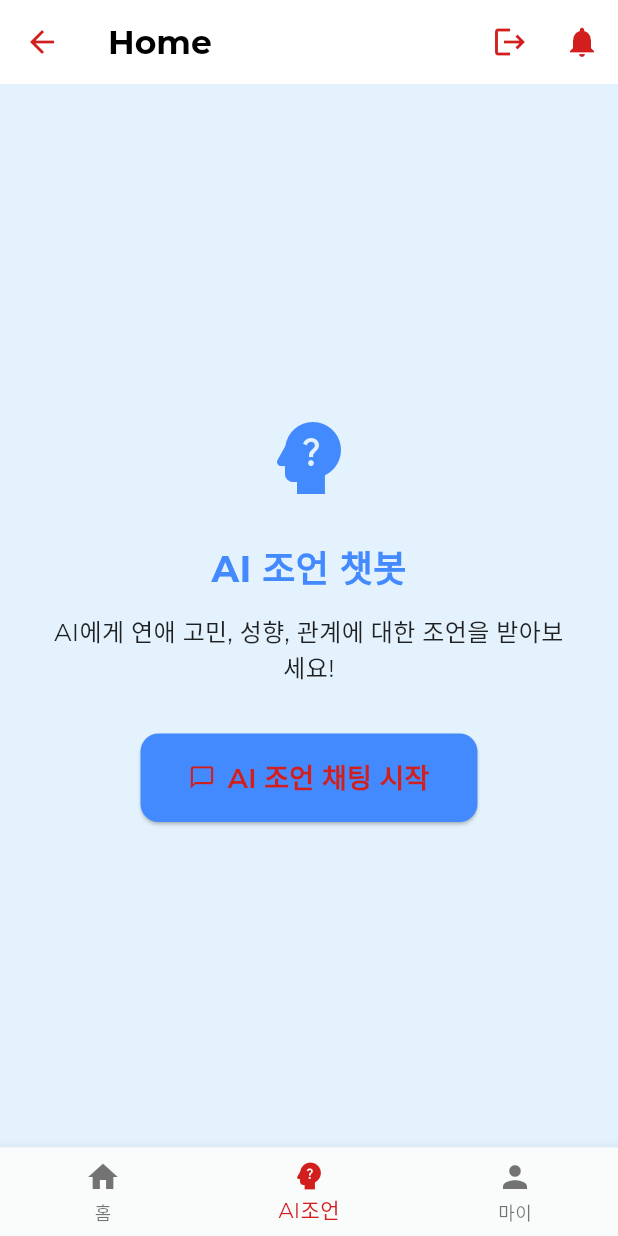
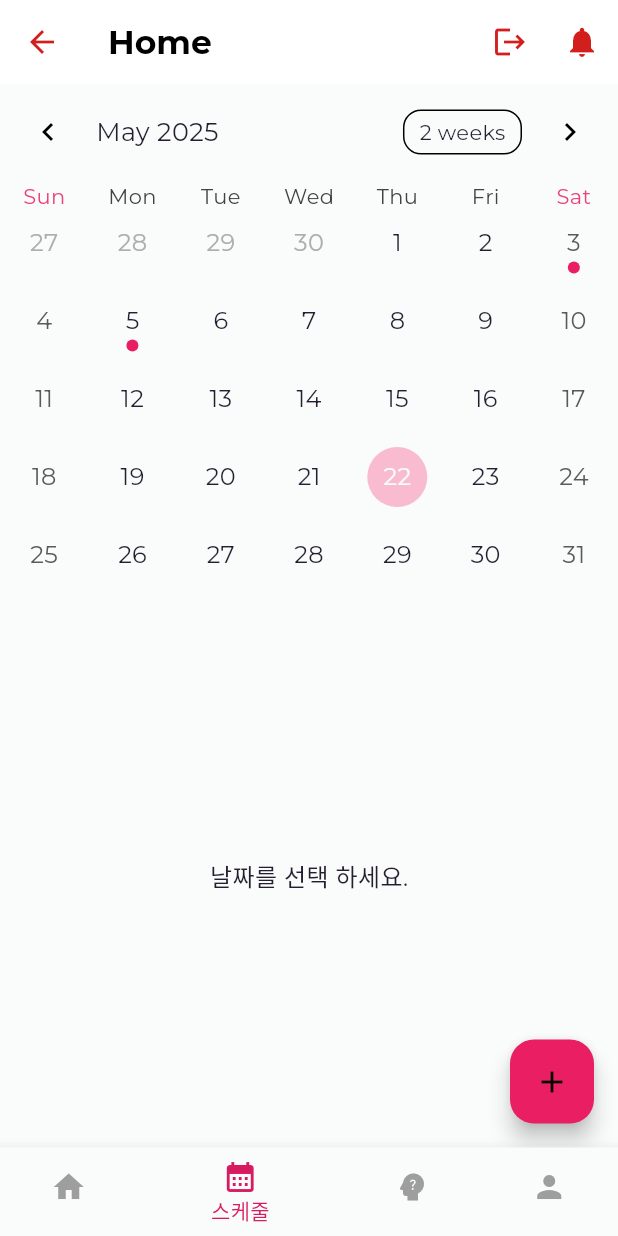
Before and after one commit to aw-birdgang/saiondo, a Flutter app: the HomeScreen screen opened by its route, item 2 of the bottom bar chosen, on a phone screen of 412 x 824 dp. Run offline on Flutter 3.47's test engine with Material 3 defaults, Android fonts, the light colour scheme and no system bars; drawn by our look-alikes of table_calendar; our stand-ins replace curved_navigation_bar, dio, either_dart, event_bus, firebase_core, firebase_messaging and 11 more; missing offline and left inert: xxtea; accounts and stored records are empty; generated files the repository leaves out were written again; network calls fail; statements that could not run were skipped.

Commit message:
[frontend-app] added calendar component.

```diff
--- /dev/null
+++ b/frontend/app/lib/presentation/home/calendar_tab.dart
@@ -0,0 +1,108 @@
+import 'package:flutter/material.dart';
+import 'package:table_calendar/table_calendar.dart';
+
+class CalendarTab extends StatefulWidget {
+  const CalendarTab({Key? key}) : super(key: key);
+
+  @override
+  State<CalendarTab> createState() => _CalendarTabState();
+}
+
+class _CalendarTabState extends State<CalendarTab> {
+  DateTime _focusedDay = DateTime.now();
+  DateTime? _selectedDay;
+
+  // 예시: 일정 데이터 (실제론 API에서 받아와야 함)
+  final Map<DateTime, List<String>> _events = {
+    DateTime.utc(2024, 6, 1): ['데이트', '운동'],
+    DateTime.utc(2025, 5, 3): ['회의'],
+    DateTime.utc(2025, 5, 5): ['영화관'],
+  };
+
+  List<String> _getEventsForDay(DateTime day) {
+    return _events[DateTime.utc(day.year, day.month, day.day)] ?? [];
+  }
+
+  @override
+  Widget build(BuildContext context) {
+    return Scaffold(
+      body: LayoutBuilder(
+        builder: (context, constraints) {
+          return Column(
+            children: [
+              TableCalendar(
+                firstDay: DateTime.utc(2020, 1, 1),
+                lastDay: DateTime.utc(2030, 12, 31),
+                focusedDay: _focusedDay,
+                selectedDayPredicate: (day) =>
+                _selectedDay != null &&
+                    day.year == _selectedDay!.year &&
+                    day.month == _selectedDay!.month &&
+                    day.day == _selectedDay!.day,
+                onDaySelected: (selectedDay, focusedDay) {
+                  setState(() {
+                    _selectedDay = selectedDay;
+                    _focusedDay = focusedDay;
+                  });
+                },
+                eventLoader: _getEventsForDay,
+                daysOfWeekStyle: DaysOfWeekStyle(
+                  weekdayStyle: TextStyle(
+                    fontSize: 14,
+                    height: 1.6,
+                    color: Colors.grey[800],
+                  ),
+                  weekendStyle: TextStyle(
+                    fontSize: 14,
+                    height: 1.6,
+                    color: Colors.pink[400],
+                  ),
+                  decoration: BoxDecoration(
+                    // 요일 배경 등도 가능
+                    // color: Colors.grey[100],
+                  ),
+                ),
+                calendarStyle: CalendarStyle(
+                  markerDecoration: BoxDecoration(
+                    color: Colors.pink,
+                    shape: BoxShape.circle,
+                  ),
+                  todayDecoration: BoxDecoration(
+                    color: Colors.pink[100],
+                    shape: BoxShape.circle,
+                  ),
+                  selectedDecoration: BoxDecoration(
+                    color: Colors.pink[400],
+                    shape: BoxShape.circle,
+                  ),
+                ),
+              ),
+              SizedBox(height: 8),
+              Expanded(
+                child: _selectedDay == null
+                    ? const Center(child: Text('날짜를 선택 하세요.'))
+                    : ListView(
+                        children: _getEventsForDay(_selectedDay!).isEmpty
+                            ? [const ListTile(title: Text('일정 없음'))]
+                            : _getEventsForDay(_selectedDay!).map((event) {
+                                return ListTile(
+                                  leading: const Icon(Icons.event),
+                                  title: Text(event),
+                                );
+                              }).toList(),
+                      ),
+              ),
+            ],
+          );
+        },
+      ),
+      floatingActionButton: FloatingActionButton(
+        backgroundColor: Colors.pink,
+        child: const Icon(Icons.add),
+        onPressed: () {
+          // 일정 추가 다이얼로그 등 구현
+        },
+      ),
+    );
+  }
+}
--- a/frontend/app/lib/presentation/home/home.dart
+++ b/frontend/app/lib/presentation/home/home.dart
@@ -7,6 +7,7 @@ import 'package:logger/logger.dart';
 import '../../di/service_locator.dart';
 import '../../utils/routes/routes.dart';
 import 'ai_advice_tab.dart';
+import 'calendar_tab.dart';
 import 'home_tab.dart';
 import 'my_page_tab.dart';
 
@@ -24,8 +25,9 @@ class _HomeScreenState extends State<HomeScreen> {
   int _selectedIndex = 0;
 
   final List<Widget> _screens = [
-    const HomeTabScreen(),
-    const AiAdviceTabScreen(),
+    HomeTabScreen(),
+    CalendarTab(),
+    AiAdviceTabScreen(),
     MyPageScreen(),
   ];
 
@@ -113,21 +115,28 @@ class _HomeScreenState extends State<HomeScreen> {
       body: _screens[_selectedIndex],
       bottomNavigationBar: BottomNavigationBar(
         currentIndex: _selectedIndex,
-        onTap: _onTabTapped,
+        selectedItemColor: Colors.pink[600],
+        unselectedItemColor: Colors.grey[500],
+        backgroundColor: Colors.white,
         items: const [
           BottomNavigationBarItem(
             icon: Icon(Icons.home),
             label: '홈',
           ),
           BottomNavigationBarItem(
+            icon: Icon(Icons.calendar_month),
+            label: '스케줄',
+          ),
+          BottomNavigationBarItem(
             icon: Icon(Icons.psychology_alt),
-            label: 'AI조언',
+            label: 'AI 조언',
           ),
           BottomNavigationBarItem(
             icon: Icon(Icons.person),
             label: '마이',
           ),
         ],
+        onTap: _onTabTapped,
       ),
     );
   }
--- a/frontend/app/pubspec.yaml
+++ b/frontend/app/pubspec.yaml
@@ -50,6 +50,8 @@ dependencies:
   sembast: 3.6.0
   sembast_web: 2.3.0
   socket_io_client: ^2.0.3
+  #T
+  table_calendar: ^3.0.9
   #U
   uuid: ^4.0.0
   #V
```
